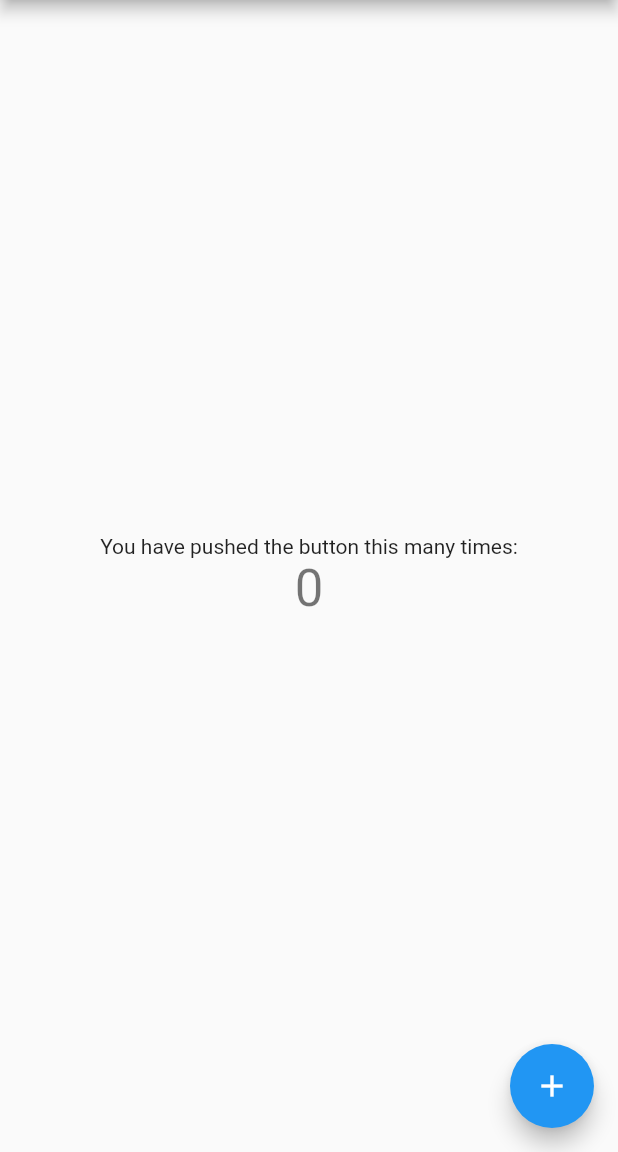
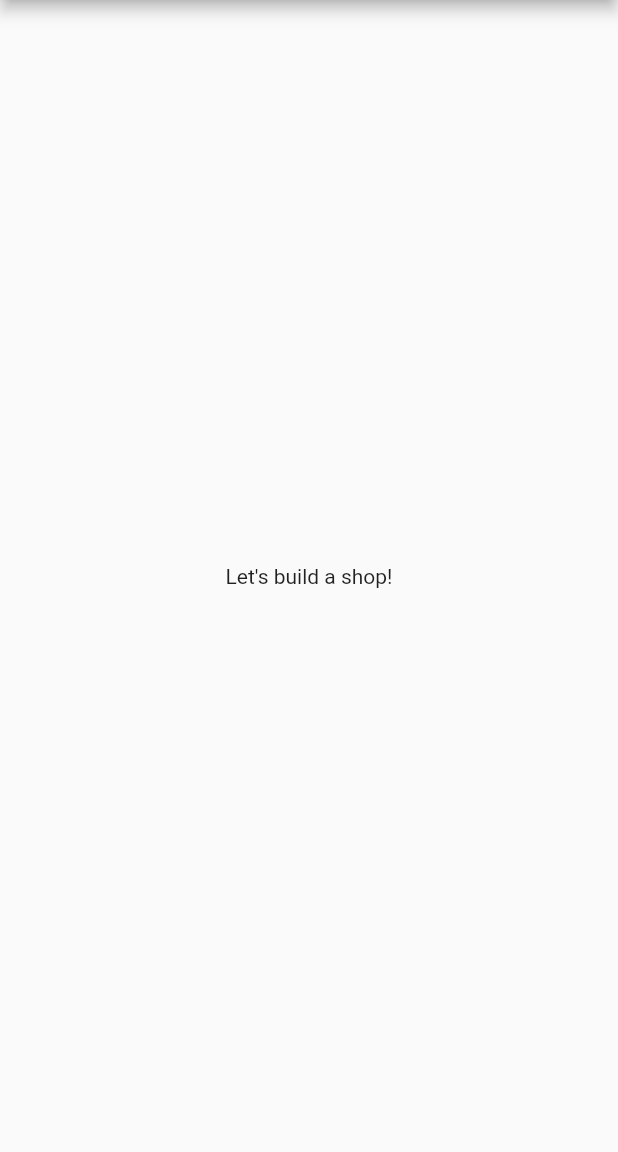
Before and after one commit to sakakidai/flutter_shop_cart, a Flutter app: the screen it shows after launch, on a phone screen of 412 x 824 dp, the part 84-1236 px from its top. Run offline on Flutter 3.47's test engine with Material 2 defaults, Android fonts, the phone set to English and light mode, and no system bars.

Commit message:
Create default screen

```diff
--- a/lib/main.dart
+++ b/lib/main.dart
@@ -7,21 +7,11 @@ void main() {
 class MyApp extends StatelessWidget {
   const MyApp({Key? key}) : super(key: key);
 
-  // This widget is the root of your application.
   @override
   Widget build(BuildContext context) {
     return MaterialApp(
-      title: 'Flutter Demo',
+      title: 'MyShop',
       theme: ThemeData(
-        // This is the theme of your application.
-        //
-        // Try running your application with "flutter run". You'll see the
-        // application has a blue toolbar. Then, without quitting the app, try
-        // changing the primarySwatch below to Colors.green and then invoke
-        // "hot reload" (press "r" in the console where you ran "flutter run",
-        // or simply save your changes to "hot reload" in a Flutter IDE).
-        // Notice that the counter didn't reset back to zero; the application
-        // is not restarted.
         primarySwatch: Colors.blue,
       ),
       home: const MyHomePage(title: 'Flutter Demo Home Page'),
@@ -31,16 +21,6 @@ class MyApp extends StatelessWidget {
 
 class MyHomePage extends StatefulWidget {
   const MyHomePage({Key? key, required this.title}) : super(key: key);
-
-  // This widget is the home page of your application. It is stateful, meaning
-  // that it has a State object (defined below) that contains fields that affect
-  // how it looks.
-
-  // This class is the configuration for the state. It holds the values (in this
-  // case the title) provided by the parent (in this case the App widget) and
-  // used by the build method of the State. Fields in a Widget subclass are
-  // always marked "final".
-
   final String title;
 
   @override
@@ -48,68 +28,15 @@ class MyHomePage extends StatefulWidget {
 }
 
 class _MyHomePageState extends State<MyHomePage> {
-  int _counter = 0;
-
-  void _incrementCounter() {
-    setState(() {
-      // This call to setState tells the Flutter framework that something has
-      // changed in this State, which causes it to rerun the build method below
-      // so that the display can reflect the updated values. If we changed
-      // _counter without calling setState(), then the build method would not be
-      // called again, and so nothing would appear to happen.
-      _counter++;
-    });
-  }
-
   @override
   Widget build(BuildContext context) {
-    // This method is rerun every time setState is called, for instance as done
-    // by the _incrementCounter method above.
-    //
-    // The Flutter framework has been optimized to make rerunning build methods
-    // fast, so that you can just rebuild anything that needs updating rather
-    // than having to individually change instances of widgets.
     return Scaffold(
       appBar: AppBar(
-        // Here we take the value from the MyHomePage object that was created by
-        // the App.build method, and use it to set our appbar title.
         title: Text(widget.title),
       ),
-      body: Center(
-        // Center is a layout widget. It takes a single child and positions it
-        // in the middle of the parent.
-        child: Column(
-          // Column is also a layout widget. It takes a list of children and
-          // arranges them vertically. By default, it sizes itself to fit its
-          // children horizontally, and tries to be as tall as its parent.
-          //
-          // Invoke "debug painting" (press "p" in the console, choose the
-          // "Toggle Debug Paint" action from the Flutter Inspector in Android
-          // Studio, or the "Toggle Debug Paint" command in Visual Studio Code)
-          // to see the wireframe for each widget.
-          //
-          // Column has various properties to control how it sizes itself and
-          // how it positions its children. Here we use mainAxisAlignment to
-          // center the children vertically; the main axis here is the vertical
-          // axis because Columns are vertical (the cross axis would be
-          // horizontal).
-          mainAxisAlignment: MainAxisAlignment.center,
-          children: <Widget>[
-            const Text(
-              'You have pushed the button this many times:',
-            ),
-            Text(
-              '$_counter',
-              style: Theme.of(context).textTheme.headline4,
-            ),
-          ],
-        ),
+      body: const Center(
+        child: Text('Let\'s build a shop!'),
       ),
-      floatingActionButton: FloatingActionButton(
-        onPressed: _incrementCounter,
-        tooltip: 'Increment',
-        child: const Icon(Icons.add),
-      ), // This trailing comma makes auto-formatting nicer for build methods.
     );
   }
 }
```
